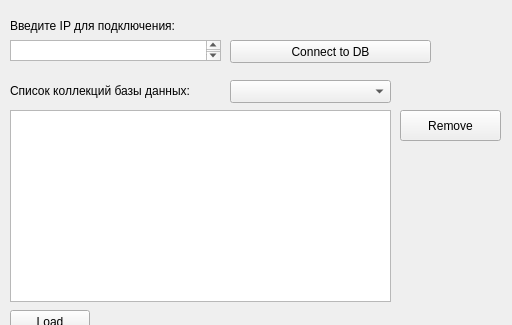
Old version of the form mainwindow.ui in the repository vvademecum/mongo_qt; both pictures show x 0 to 512 and y 0 to 325 of the 512 by 598 pixel window.
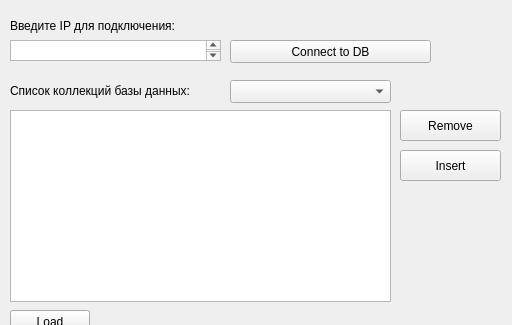
New version of the form.

What changed in the file:
```diff
--- a/mainwindow.ui
+++ b/mainwindow.ui
@@ -119,6 +119,29 @@
      <string>Remove</string>
     </property>
    </widget>
+   <widget class="QPushButton" name="btnInsert">
+    <property name="geometry">
+     <rect>
+      <x>400</x>
+      <y>150</y>
+      <width>101</width>
+      <height>31</height>
+     </rect>
+    </property>
+    <property name="text">
+     <string>Insert</string>
+    </property>
+   </widget>
+   <zorder>btnInsert</zorder>
+   <zorder>treeView</zorder>
+   <zorder>pushButton_2</zorder>
+   <zorder>pushButton</zorder>
+   <zorder>listWidget</zorder>
+   <zorder>comboBox</zorder>
+   <zorder>label</zorder>
+   <zorder>textEdit</zorder>
+   <zorder>label_2</zorder>
+   <zorder>btnRemove</zorder>
   </widget>
   <widget class="QMenuBar" name="menubar">
    <property name="geometry">
```
